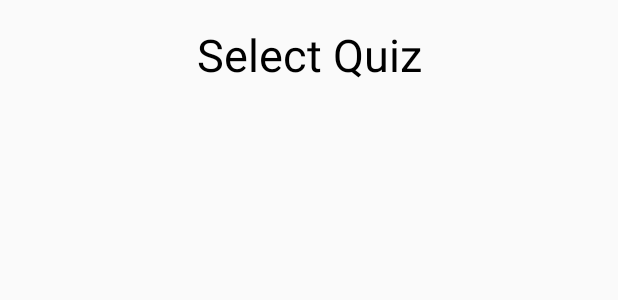
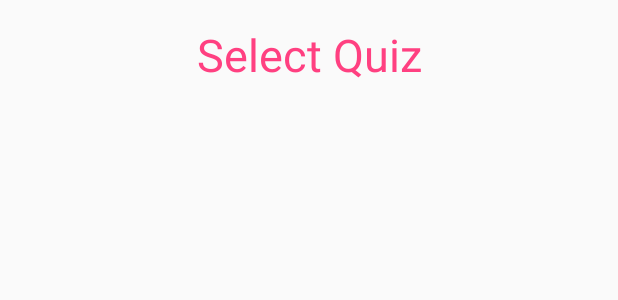
Before and after one commit to hybridNeo/TestQuiz, an Android app: the layout activity_main.xml on its own in the app's theme, with its tools: preview values and no code run, on a phone screen of 412 x 824 dp. Shown: the top 300 px of the screen. Run offline under Robolectric (Android 15) with nearby library versions, the phone set to English and light mode, and no system bars.

```diff
--- a/app/src/main/res/layout/activity_main.xml
+++ b/app/src/main/res/layout/activity_main.xml
@@ -4,6 +4,7 @@
     android:layout_width="match_parent"
     android:layout_height="match_parent"
     android:orientation="vertical"
+    android:screenOrientation="portrait"
     android:paddingBottom="@dimen/activity_vertical_margin"
     android:paddingLeft="@dimen/activity_horizontal_margin"
     android:paddingRight="@dimen/activity_horizontal_margin"
@@ -12,10 +13,11 @@
     <TextView
         android:layout_width="match_parent"
         android:text="Select Quiz"
-        android:fontFamily="Helvetica"
+        android:fontFamily="sans-serif-bold"
+        android:textColor="@color/colorAccent"
         android:textSize="30sp"
         android:gravity="center"
-        android:textColor="#000"
+
         android:layout_height="40dp" />
     <ListView android:layout_width="fill_parent"
         android:layout_height="fill_parent"
```
Also changed, not shown: app/src/main/java/rahul/mahadev/com/testquiz/QuizActivity.java (+22 -1 lines), app/src/main/res/layout/activity_quiz.xml (+5 -4 lines), app/src/main/res/layout/simplerow.xml (+5 -4 lines).
